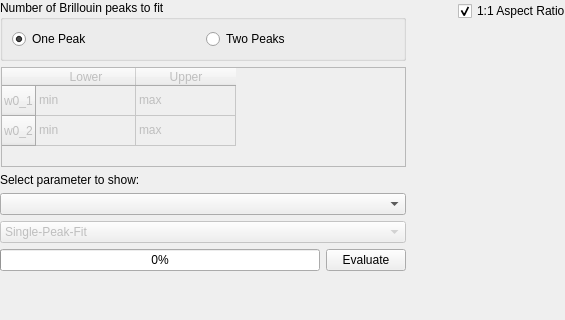
First picture: the form in bmicro/gui/evaluation/evaluation_view.ui, repository BrillouinMicroscopy/BMicro, before the edit; both pictures show x 0 to 565 and y 0 to 320 of the 912 by 608 pixel window.
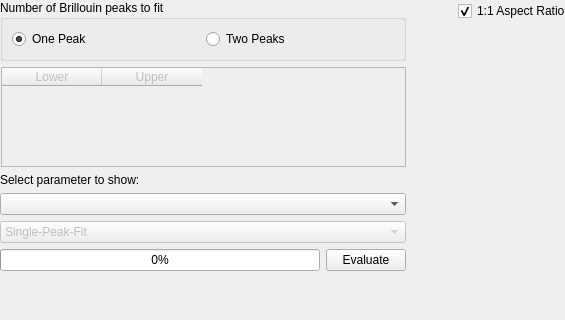
Second picture: the form after the edit.

Commit message: Reset evaluation view on file close

```diff
--- a/bmicro/gui/evaluation/evaluation_view.ui
+++ b/bmicro/gui/evaluation/evaluation_view.ui
@@ -106,16 +106,6 @@
             <property name="enabled">
              <bool>false</bool>
             </property>
-            <row>
-             <property name="text">
-              <string>w0_1</string>
-             </property>
-            </row>
-            <row>
-             <property name="text">
-              <string>w0_2</string>
-             </property>
-            </row>
             <column>
              <property name="text">
               <string>Lower</string>
@@ -126,26 +116,6 @@
               <string>Upper</string>
              </property>
             </column>
-            <item row="0" column="0">
-             <property name="text">
-              <string>min</string>
-             </property>
-            </item>
-            <item row="0" column="1">
-             <property name="text">
-              <string>max</string>
-             </property>
-            </item>
-            <item row="1" column="0">
-             <property name="text">
-              <string>min</string>
-             </property>
-            </item>
-            <item row="1" column="1">
-             <property name="text">
-              <string>max</string>
-             </property>
-            </item>
            </widget>
           </item>
          </layout>
```
The commit also changes 1 other file.
